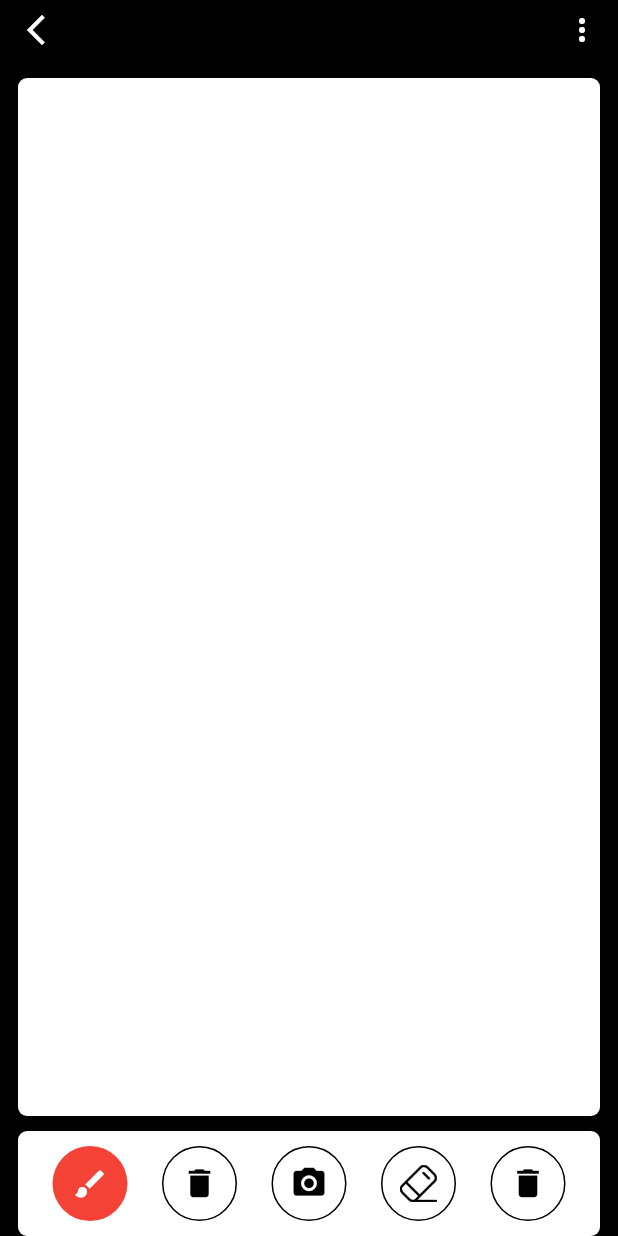
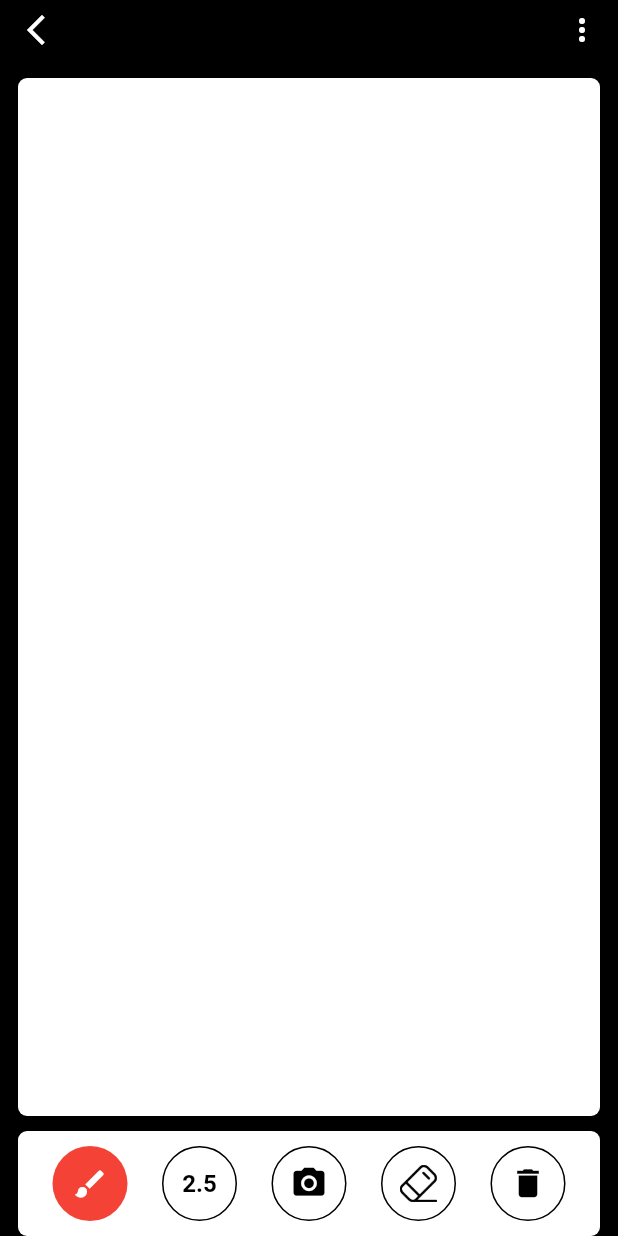
Before and after one commit to jgwng/drawCardApp, a Flutter app: the DrawingPage screen opened by its route, on a phone screen of 412 x 824 dp. Run offline on Flutter 3.47's test engine with Material 2 defaults, Android fonts, the phone set to English and light mode, and no system bars; our stand-ins replace get.

Commit message:
update: 그림 그리는 화면 하단 아이템 로직 정리

```diff
--- a/lib/ui/pages/drawing/drawing_page.dart
+++ b/lib/ui/pages/drawing/drawing_page.dart
@@ -1,3 +1,5 @@
+import 'dart:io';
+
 import 'package:drawcard/business_logic/controller/draw_page/draw_page_controller.dart';
 import 'package:drawcard/painter/sketcher.dart';
 import 'package:drawcard/ui/widget/expand_widget.dart';
@@ -7,7 +9,15 @@ import 'package:flutter/material.dart';
 class DrawingPage extends GetView<DrawPageController> {
   @override
   Widget build(BuildContext context) {
-    return Scaffold(
+    return WillPopScope(
+      onWillPop: () {
+        if(Platform.isIOS){
+          return Future.value(false);
+        }else{
+          return Future.value(false);
+        }
+      },
+      child: Scaffold(
         backgroundColor: Colors.black,
         body: SafeArea(
           child: Stack(
@@ -20,7 +30,7 @@ class DrawingPage extends GetView<DrawPageController> {
                       mainAxisAlignment: MainAxisAlignment.spaceBetween,
                       children: [
                         IconButton(
-                          onPressed: () {},
+                            onPressed: controller.onTapExitPage,
                             icon: Icon(
                               Icons.arrow_back_ios_new,
                               color: Colors.white,
@@ -39,7 +49,16 @@ class DrawingPage extends GetView<DrawPageController> {
                   )
                 ],
               ),
-            Obx(() {
+              bottomMenu(),
+            ],
+          ),
+        ),
+      ),
+    );
+  }
+
+  Widget bottomMenu(){
+    return Obx(() {
       return Positioned(
         bottom: 0,
         right: 0,
@@ -49,36 +68,8 @@ class DrawingPage extends GetView<DrawPageController> {
           crossAxisAlignment: CrossAxisAlignment.center,
           children: [
             ExpandedSection(
-                      expand: controller.isEraseMode.value,
-                      child: GestureDetector(
-                        onTap: () => controller.toggleEraseMode(),
-                        child: Container(
-                          height: 60,
-                          width: Get.width,
-                          margin: EdgeInsets.symmetric(horizontal: 12)
-                              .copyWith(bottom: 10),
-                          decoration: BoxDecoration(
-                            color: Colors.white,
-                            borderRadius: BorderRadius.circular(6.0),
-                            border: Border.all(color: Colors.red),
-                          ),
-                          child: Center(
-                            child: ListView.separated(
-                              padding: EdgeInsets.symmetric(horizontal: 16),
-                              scrollDirection: Axis.horizontal,
-                              physics: ClampingScrollPhysics(),
-                              itemCount: controller.palette.length,
-                              itemBuilder: (ctx, i) {
-                                return colorButton(
-                                    color: controller.palette[i]);
-                              },
-                              separatorBuilder: (ctx, i) {
-                                return SizedBox(width: 20);
-                              },
-                            ),
-                          ),
-                        ),
-                      ),
+              expand: controller.showMenu.value != DrawPadMenu.none,
+              child: drawPadOption(),
             ),
             Container(
               height: 70,
@@ -93,14 +84,14 @@ class DrawingPage extends GetView<DrawPageController> {
                 children: [
                   Obx(() {
                     return InkWell(
-                              onTap: () => controller.toggleEraseMode(),
+                      onTap: controller.onTapChangeColor,
                       child: colorButton(
                           color: controller.drawColor.value,
                           isStandard: true),
                     );
                   }),
                   InkWell(
-                            onTap: () => controller.clearScreen(),
+                    onTap: controller.onTapChangeStroke,
                     child: Container(
                       height: 50,
                       width: 50,
@@ -108,11 +99,16 @@ class DrawingPage extends GetView<DrawPageController> {
                           border: Border.all(color: Colors.black),
                           color: Colors.white, shape: BoxShape.circle),
                       alignment: Alignment.center,
-                              child: Icon(
-                                Icons.delete,
+                      child: Obx((){
+                        return Text(
+                            '${controller.strokeWidth.value.toStringAsFixed(1)}',
+                            style: TextStyle(
                                 color: Colors.black,
-                                size: 25 ,
-                              ),
+                                fontWeight: FontWeight.bold,
+                                fontSize: 16
+                            )
+                        );
+                      }),
                     ),
                   ),
                   InkWell(
@@ -132,7 +128,7 @@ class DrawingPage extends GetView<DrawPageController> {
                     ),
                   ),
                   InkWell(
-                            onTap: () => controller.clearScreen(),
+                    onTap: controller.onTapForErase,
                     child: Container(
                       height: 50,
                       width: 50,
@@ -148,7 +144,7 @@ class DrawingPage extends GetView<DrawPageController> {
                     ),
                   ),
                   InkWell(
-                            onTap: () => controller.clearScreen(),
+                    onTap: controller.clearScreen,
                     child: Container(
                       height: 50,
                       width: 50,
@@ -170,17 +166,24 @@ class DrawingPage extends GetView<DrawPageController> {
           ],
         ),
       );
-            }),
-          ],
-        ),
-      ),
-    );
+    });
+  }
+
+  Widget drawPadOption(){
+    return Obx((){
+      switch(controller.showMenu.value){
+        case DrawPadMenu.palette:
+          return colorPalette();
+        case DrawPadMenu.stroke:
+          return slider();
+        case DrawPadMenu.none:
+          return Container();
+      }
+    });
   }
 
   Widget colorPalette(){
-    return GestureDetector(
-      onTap: () => controller.toggleEraseMode(),
-      child: Container(
+    return Container(
       height: 60,
       width: Get.width,
       margin: EdgeInsets.symmetric(horizontal: 12)
@@ -188,7 +191,7 @@ class DrawingPage extends GetView<DrawPageController> {
       decoration: BoxDecoration(
         color: Colors.white,
         borderRadius: BorderRadius.circular(6.0),
-          border: Border.all(color: Colors.red),
+        border: Border.all(color: Colors.black),
       ),
       child: Center(
         child: ListView.separated(
@@ -205,7 +208,6 @@ class DrawingPage extends GetView<DrawPageController> {
           },
         ),
       ),
-      ),
     );
   }
 
@@ -219,23 +221,23 @@ class DrawingPage extends GetView<DrawPageController> {
         decoration: BoxDecoration(
           color: Colors.white,
           borderRadius: BorderRadius.circular(6.0),
-          border: Border.all(color: Colors.red),
+          border: Border.all(color: Colors.black),
         ),
         child: SliderTheme(
           data: SliderTheme.of(Get.context!).copyWith(
-            activeTrackColor: Colors.red,
-            inactiveTrackColor: Colors.blue,
+            activeTrackColor: Colors.black,
+            inactiveTrackColor: Colors.grey,
             trackHeight: 3.0,
-            thumbColor: Colors.yellow,
+            thumbColor: Colors.deepPurple,
             thumbShape: RoundSliderThumbShape(enabledThumbRadius: 12),
             overlayShape: RoundSliderOverlayShape(overlayRadius: 32.0),
           ),
           child: Slider(
-              value: controller.radius.value,
-              min: 2,
-              max: 10,
+              value: controller.strokeWidth.value,
+              min: 1,
+              max: 5,
               onChanged: (value) {
-                controller.radius.value = value;
+                controller.strokeWidth.value = value;
               }),
         ),
       );
```
Also changed, not shown: lib/business_logic/controller/draw_page/draw_page_controller.dart (+45 -5 lines). Lines whose indentation alone changed are shown as unchanged.
